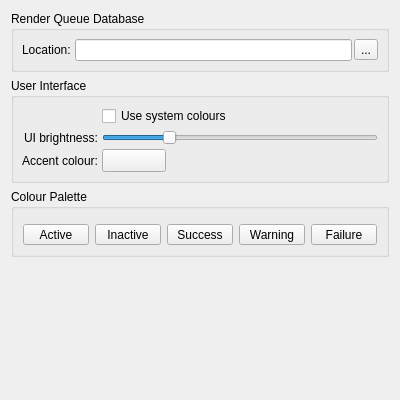
The window that settings_user.ui (all-in-one-of/renderqueue) describes before a commit, drawn with Qt 5.
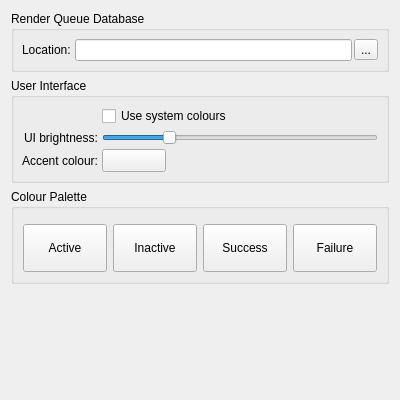
The same window after the commit.

The edit to the form file:
```diff
--- a/settings_user.ui
+++ b/settings_user.ui
@@ -301,31 +301,6 @@
       <string>colorPalette</string>
      </property>
      <layout class="QGridLayout" name="gridLayout">
-      <item row="1" column="1">
-       <widget class="QToolButton" name="colorInactive_button">
-        <property name="sizePolicy">
-         <sizepolicy hsizetype="Expanding" vsizetype="Fixed">
-          <horstretch>0</horstretch>
-          <verstretch>0</verstretch>
-         </sizepolicy>
-        </property>
-        <property name="minimumSize">
-         <size>
-          <width>64</width>
-          <height>0</height>
-         </size>
-        </property>
-        <property name="text">
-         <string>Inactive</string>
-        </property>
-        <property name="xmlTag" stdset="0">
-         <string>colorInactive</string>
-        </property>
-        <property name="colorChooser" stdset="0">
-         <bool>true</bool>
-        </property>
-       </widget>
-      </item>
       <item row="1" column="2">
        <widget class="QToolButton" name="colorSuccess_button">
         <property name="sizePolicy">
@@ -337,7 +312,7 @@
         <property name="minimumSize">
          <size>
           <width>64</width>
-          <height>0</height>
+          <height>48</height>
          </size>
         </property>
         <property name="text">
@@ -351,6 +326,31 @@
         </property>
        </widget>
       </item>
+      <item row="1" column="3">
+       <widget class="QToolButton" name="colorFailure_button">
+        <property name="sizePolicy">
+         <sizepolicy hsizetype="Expanding" vsizetype="Fixed">
+          <horstretch>0</horstretch>
+          <verstretch>0</verstretch>
+         </sizepolicy>
+        </property>
+        <property name="minimumSize">
+         <size>
+          <width>64</width>
+          <height>48</height>
+         </size>
+        </property>
+        <property name="text">
+         <string>Failure</string>
+        </property>
+        <property name="xmlTag" stdset="0">
+         <string>colorFailure</string>
+        </property>
+        <property name="colorChooser" stdset="0">
+         <bool>true</bool>
+        </property>
+       </widget>
+      </item>
       <item row="1" column="0">
        <widget class="QToolButton" name="colorActive_button">
         <property name="sizePolicy">
@@ -362,7 +362,7 @@
         <property name="minimumSize">
          <size>
           <width>64</width>
-          <height>0</height>
+          <height>48</height>
          </size>
         </property>
         <property name="text">
@@ -376,8 +376,8 @@
         </property>
        </widget>
       </item>
-      <item row="1" column="3">
-       <widget class="QToolButton" name="colorWarning_button">
+      <item row="1" column="1">
+       <widget class="QToolButton" name="colorInactive_button">
         <property name="sizePolicy">
          <sizepolicy hsizetype="Expanding" vsizetype="Fixed">
           <horstretch>0</horstretch>
@@ -387,11 +387,11 @@
         <property name="minimumSize">
          <size>
           <width>64</width>
-          <height>0</height>
+          <height>48</height>
          </size>
         </property>
         <property name="text">
-         <string>Warning</string>
+         <string>Inactive</string>
         </property>
         <property name="xmlTag" stdset="0">
          <string>colorWarning</string>
@@ -425,31 +425,6 @@
         </layout>
        </widget>
       </item>
-      <item row="1" column="4">
-       <widget class="QToolButton" name="colorFailure_button">
-        <property name="sizePolicy">
-         <sizepolicy hsizetype="Expanding" vsizetype="Fixed">
-          <horstretch>0</horstretch>
-          <verstretch>0</verstretch>
-         </sizepolicy>
-        </property>
-        <property name="minimumSize">
-         <size>
-          <width>64</width>
-          <height>0</height>
-         </size>
-        </property>
-        <property name="text">
-         <string>Failure</string>
-        </property>
-        <property name="xmlTag" stdset="0">
-         <string>colorFailure</string>
-        </property>
-        <property name="colorChooser" stdset="0">
-         <bool>true</bool>
-        </property>
-       </widget>
-      </item>
      </layout>
     </widget>
    </item>
```
Left out of the diff: 2 changed lines with no effect on the pictures.
